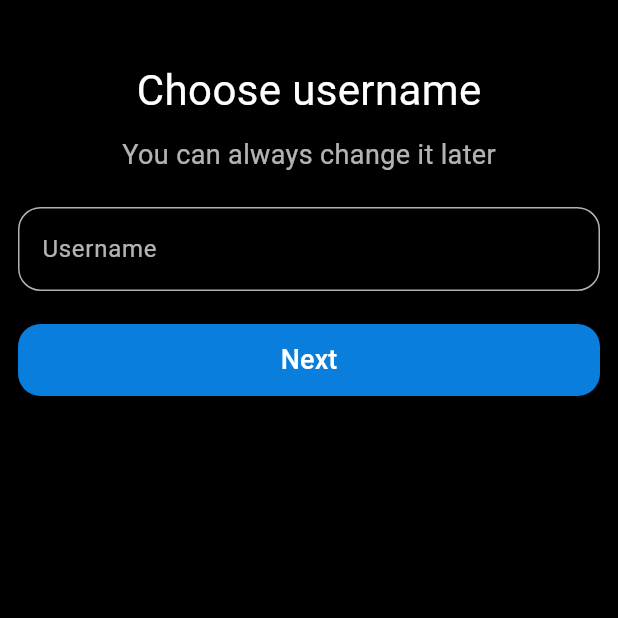
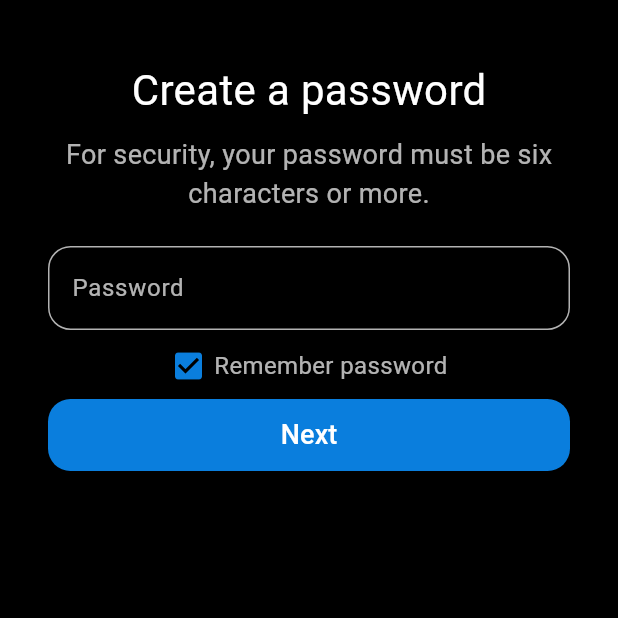
Before and after one commit to muhammadXainAhmad/instagram_ui_design_flutter, a Flutter app: the MySignupPage screen opened by its route, after a tap on "Next", on a phone screen of 412 x 824 dp, the top half of it. Run offline on Flutter 3.47's test engine with Material 3 defaults, Android fonts, the light colour scheme and no system bars.

Commit message:
Created signup page two for password setup

```diff
--- a/lib/Views/signup.dart
+++ b/lib/Views/signup.dart
@@ -23,27 +23,29 @@ class _MySignupPageState extends State<MySignupPage> {
             ),
             const SizedBox(height: 10,),
             const Text(
-              "You can always change it later",
+              "You can always change it later.",
               style: TextStyle(color: MyConstants.myTxtColor, fontSize: 18),
             ),
             const SizedBox(height: 10,),
             Padding(
-              padding: const EdgeInsets.all(12),
+              padding: const EdgeInsets.only(top: 12,bottom: 8,left: 32,right: 32),
               child: TextField(
                 style: const TextStyle(color: Colors.white),
                 decoration: InputDecoration(
                   labelText: "Username",
                   labelStyle: const TextStyle(color: MyConstants.myTxtColor),
                   enabledBorder: MyConstants.myBorder,
-                  focusedBorder: MyConstants.myBorder,
+                  focusedBorder: MyConstants.myBorder2,
                 ),
               ),
             ),
             const SizedBox(height: 10,),
             Padding(
-              padding: const EdgeInsets.only(left: 12, right: 12, bottom: 10),
+              padding: const EdgeInsets.only(left: 32, right: 32),
               child: ElevatedButton(
-                  onPressed: () {},
+                  onPressed: () {
+                    Navigator.of(context).pushNamed("signupTwo");
+                  },
                   style: ElevatedButton.styleFrom(
                       minimumSize: const Size(double.infinity, 48),
                       backgroundColor: MyConstants.myBtnColor,
--- /dev/null
+++ b/lib/Views/signup_two.dart
@@ -0,0 +1,99 @@
+import 'package:flutter/material.dart';
+import 'constants.dart';
+
+class MySignupPageTwo extends StatefulWidget {
+  const MySignupPageTwo({super.key});
+
+  @override
+  State<MySignupPageTwo> createState() => _MySignupPageTwoState();
+}
+
+class _MySignupPageTwoState extends State<MySignupPageTwo> {
+  bool isBtnClicked = true;
+  @override
+  Widget build(BuildContext context) {
+    return Scaffold(
+      backgroundColor: Colors.black,
+      body: Column(
+        children: [
+          const SizedBox(height: 40),
+          const Text(
+            "Create a password",
+            style: TextStyle(color: Colors.white, fontSize: 28),
+          ),
+          const SizedBox(height: 10),
+          const Text(
+            "For security, your password must be six",
+            style: TextStyle(color: MyConstants.myTxtColor, fontSize: 18),
+          ),
+          const Text(
+            "characters or more.",
+            style: TextStyle(color: MyConstants.myTxtColor, fontSize: 18),
+          ),
+          const SizedBox(height: 10),
+          Padding(
+            padding: const EdgeInsets.only(
+              top: 12,
+              bottom: 12,
+              left: 32,
+              right: 32,
+            ),
+            child: TextField(
+              style: const TextStyle(color: Colors.white),
+              obscureText: true,
+              decoration: InputDecoration(
+                labelText: "Password",
+                labelStyle: const TextStyle(color: MyConstants.myTxtColor),
+                enabledBorder: MyConstants.myBorder,
+                focusedBorder: MyConstants.myBorder2,
+              ),
+            ),
+          ),
+
+          InkWell(
+            onTap: () {
+              setState(() {
+                isBtnClicked = !isBtnClicked;
+              });
+            },
+            child: Row(
+              mainAxisSize: MainAxisSize.min,
+              children: [
+                Icon(
+                  isBtnClicked
+                      ? Icons.check_box
+                      : Icons.check_box_outline_blank,
+                  color: MyConstants.myBtnColor,
+                  size: 24,
+                ),
+                SizedBox(width: 5),
+                const Text(
+                  "Remember password",
+                  style: TextStyle(color: MyConstants.myTxtColor, fontSize: 16),
+                ),
+              ],
+            ),
+          ),
+          const SizedBox(height: 10),
+          Padding(
+            padding: const EdgeInsets.only(left: 32, right: 32),
+            child: ElevatedButton(
+              onPressed: () {},
+              style: ElevatedButton.styleFrom(
+                minimumSize: const Size(double.infinity, 48),
+                backgroundColor: MyConstants.myBtnColor,
+                shape: RoundedRectangleBorder(
+                  borderRadius: BorderRadius.circular(15),
+                ),
+              ),
+              child: const Text(
+                "Next",
+                style: TextStyle(color: Colors.white, fontSize: 18),
+              ),
+            ),
+          ),
+        ],
+      ),
+    );
+  }
+}
--- a/lib/main.dart
+++ b/lib/main.dart
@@ -2,6 +2,7 @@ import 'package:flutter/material.dart';
 import 'package:instagram_ui_design/Views/forgot.dart';
 import 'package:instagram_ui_design/Views/login.dart';
 import 'package:instagram_ui_design/Views/signup.dart';
+import 'package:instagram_ui_design/Views/signup_two.dart';
 
 void main() {
   runApp(const MyApp());
@@ -16,6 +17,7 @@ class MyApp extends StatelessWidget {
       initialRoute: "loginPage",
       routes: {
         "signup": (context) => const MySignupPage(),
+        "signupTwo": (context) => const MySignupPageTwo(),
         "forgotPage": (context) => const MyForgotPage()
       },
 
```
